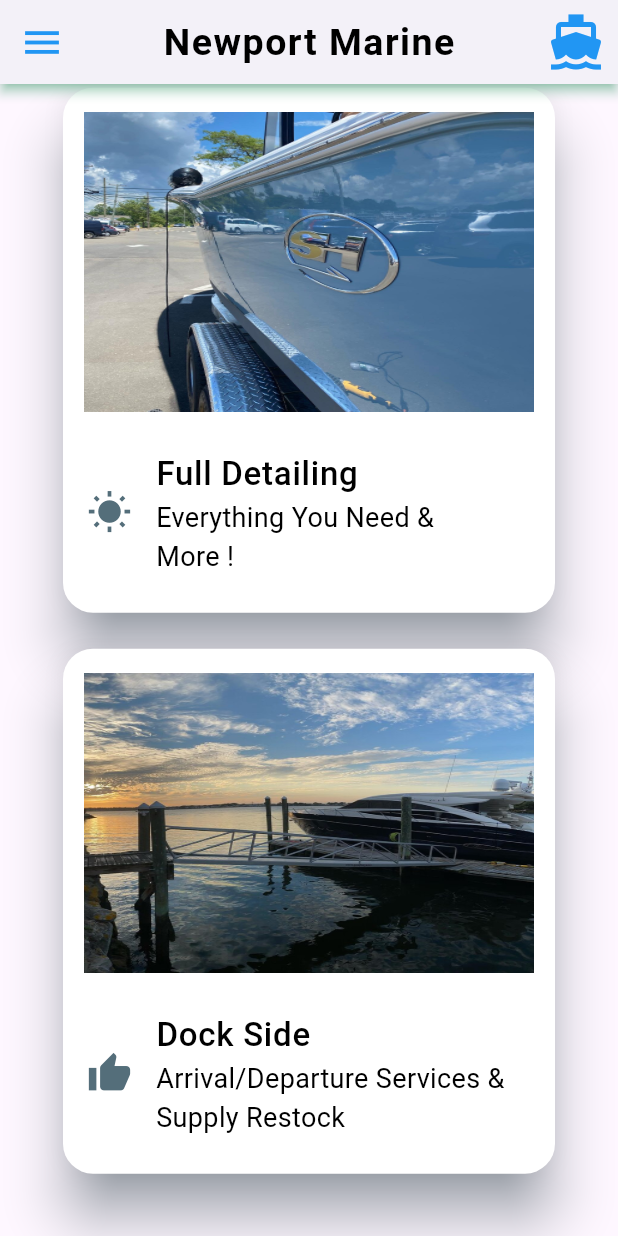
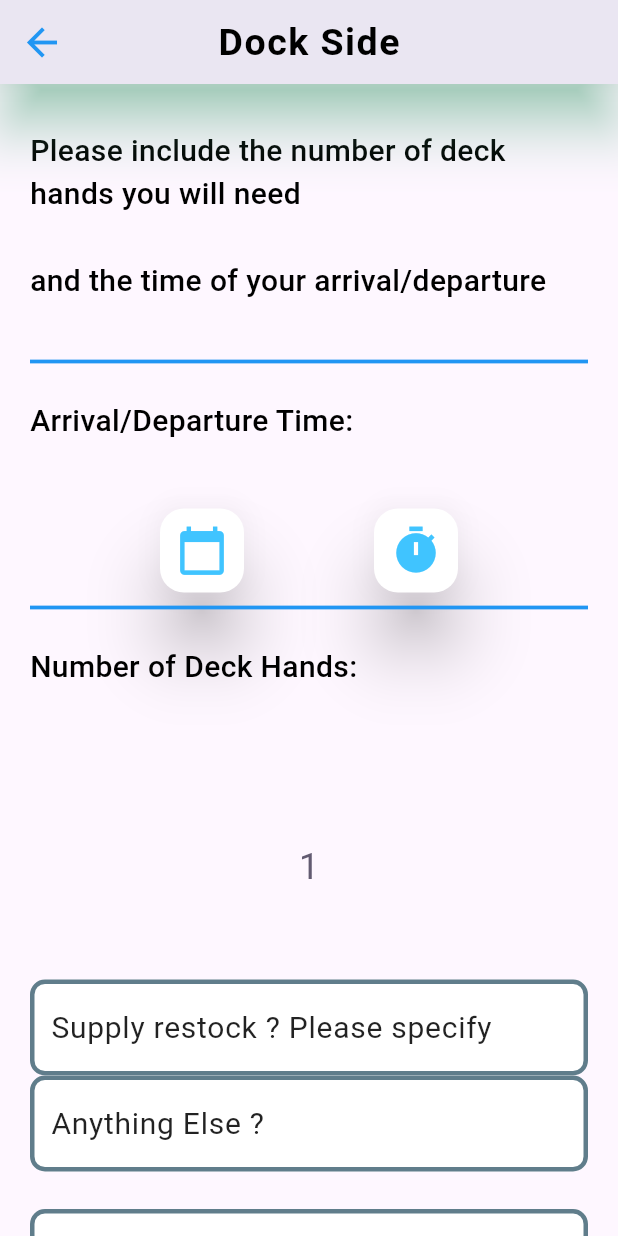
Before and after one commit to gardnerapp/NewportMarineDetailing, a Flutter app: the screen it shows after launch, scrolled down 535 dp, after a tap on "Dock Side", on a phone screen of 412 x 824 dp. Run offline on Flutter 3.47's test engine with Material 3 defaults, Android fonts, the phone set to English and light mode, and no system bars; drawn by our look-alikes of numberpicker; our stand-ins replace shared_preferences.

Commit message:
Finish dockside, add routes for full detail and dockside

```diff
--- a/lib/main.dart
+++ b/lib/main.dart
@@ -1,13 +1,19 @@
 import 'package:flutter/material.dart';
 import 'package:newport_marine/pages/confirmation/confirmation.dart';
 import 'package:newport_marine/pages/create_boat/create_boat.dart';
+import 'package:newport_marine/services/dockside.dart';
 import 'package:newport_marine/services/full_detail.dart';
 import 'package:newport_marine/services/wash/wash.dart';
 
 import 'pages/homepage.dart';
 
 //Todo double check prices on every pages
-// TODO add button for submitting form, save locally on the phone
+// todo api call b4 push to confirm
+// TODO test full detail confirm
+// todo test APU
+// TODO add icon logo
+// todo test dockside page
+// todo create api and test email before dockside, full detailt esting
 
 
 void main() {
@@ -74,6 +80,7 @@ class MyApp extends StatelessWidget {
         '/create_boat': (context) => const CreateBoat(),
         '/wash': (context) => const WashPage(),
         '/full_detail': (context) => const FullDetail(),
+        '/dockside': (context) => const Dockside(),
 
       },
 
--- /dev/null
+++ b/lib/services/dockside.dart
@@ -0,0 +1,149 @@
+import 'package:flutter/material.dart';
+import 'package:newport_marine/services/styles.dart';
+import 'package:numberpicker/numberpicker.dart';
+import 'package:shared_preferences/shared_preferences.dart';
+
+import '../components/form_submit_btn.dart';
+import '../pages/confirmation/confirmation.dart';
+import 'appointments/book_appointment.dart';
+
+class Dockside extends StatefulWidget {
+  const Dockside({super.key});
+
+  @override
+  State<Dockside> createState() => _DocksideState();
+}
+
+class _DocksideState extends State<Dockside> {
+  DateTime selectedDate = DateTime.now();
+  TimeOfDay selectedTime = const TimeOfDay(hour: 07, minute: 00);
+  double cost = 1;
+  late String additionalInstructions = '';
+  Map<String,dynamic> services = {};
+
+  Map<String,dynamic> boatDetails = {};
+  @override
+  Widget build(BuildContext context) {
+
+    getBoat();
+
+    return Scaffold(
+      appBar: AppBar(
+        title: const Text("Dock Side"),
+      ),
+      body: Center(
+        child: ListView(
+          padding: const EdgeInsets.all(20.0),
+          children: [
+            const SizedBox(height: 10.0),
+
+            const InstructionText(instruction: "Please include the number of deck hands you will need\n"),
+
+            const InstructionText(instruction: "and the time of your arrival/departure\n"),
+
+            const Divider(height: 20.0, thickness: 2.5, color: Colors.blue),
+
+            const SizedBox(height: 15.0),
+
+            const InstructionText(instruction: "Arrival/Departure Time:\n"),
+
+            const SizedBox(height: 15.0),
+
+            BookAppointment(
+              handleDateChange: (DateTime date) => setState(() => selectedDate = date),
+              handleTImeChange: (TimeOfDay time) => setState(() => selectedTime = time),
+            ),
+
+            const Divider(height: 20.0, thickness: 2.5, color: Colors.blue),
+
+            const SizedBox(height: 15.0),
+
+            const InstructionText(instruction: "Number of Deck Hands:\n"),
+
+            const SizedBox(height: 15.0),
+
+            NumberPicker(
+              value: 1,
+              minValue: 1,
+              maxValue: 10,
+              step: 10,
+              haptics: true,
+              onChanged: (val) => setState(() => services['Deck Hands'] = val as double),
+            ),
+
+            TextFormField(
+              decoration: textInputDecoration("Supply restock ? Please specify"),
+              onChanged: (val){
+                setState(() {
+                  services['Supply Restock'] = val;
+                });
+              },
+            ),
+
+            TextFormField(
+              decoration: textInputDecoration("Anything Else ?"),
+              onChanged: (val){
+                setState(() {
+                  additionalInstructions = val;
+                });
+              },
+            ),
+
+            const SizedBox(height: 25.0),
+
+            TextFormField(
+              decoration: textInputDecoration("Anything Else ?"),
+              onChanged: (val){
+                setState(() {
+                  additionalInstructions = val;
+                });
+              },
+            ),
+
+            FormSubmitBtn(
+                label: "Dock Side",
+                icon: const Icon(
+                    Icons.directions_boat,
+                    size: 40.0,
+                    color: Colors.lightBlueAccent),
+                onPressed: () {
+                  // make sure there is a boat
+                  if(boatDetails.containsValue(null)){
+                    Navigator.pushNamed(context, '/create_boat');
+                  }else {
+
+                    Navigator.push(context,
+                        MaterialPageRoute(builder: (context) =>
+                            Confirmation(
+                              serviceName: 'Dock Side',
+                              services: services,
+                              date: selectedDate.copyWith(
+                                  hour: selectedTime.hour,
+                                  minute: selectedTime.minute),
+                              cost: cost,
+                              additionalInstructions: additionalInstructions,
+                              boatDetails: boatDetails,
+                            )));
+                  }
+                }
+            )
+          ],
+        ),
+
+      ),
+    );
+  }
+  getBoat() async {
+    // boat length, boat name, location, user name
+    final prefs = await SharedPreferences.getInstance();
+    setState(() {
+      boatDetails['length'] = prefs.getDouble('nm_boat_length');
+      boatDetails['boat_name'] = prefs.getString('nm_boat_name');
+      boatDetails['boat_location'] = prefs.getString('nm_boat_location');
+
+      boatDetails['user_name'] = prefs.getString('nm_user_name');
+      boatDetails['user_phone'] = prefs.getString('nm_user_phone');
+      boatDetails['user_email'] = prefs.getString('nm_user_email');
+    });
+  }
+}
--- a/lib/services/full_detail.dart
+++ b/lib/services/full_detail.dart
@@ -23,7 +23,9 @@ class _FullDetailState extends State<FullDetail> {
 
   @override
   Widget build(BuildContext context) {
+
     getBoat();
+
     return Scaffold(
       appBar: AppBar(title: const Text("Full Detail")),
       body: ListView(
--- a/lib/services/wash/wash.dart
+++ b/lib/services/wash/wash.dart
@@ -8,9 +8,6 @@ import 'package:newport_marine/services/services_reciept.dart';
 import 'package:shared_preferences/shared_preferences.dart';
 import '../styles.dart';
 import 'switch_tile.dart';
-
-// todo api call b4 push to confirm
-// todo make confirmation page look nice !
 
 class WashPage extends StatefulWidget {
   const WashPage({super.key});
@@ -29,6 +26,7 @@ class _WashPageState extends State<WashPage> {
 
   @override
   Widget build(BuildContext context) {
+
     getBoat();
 
     return  Scaffold(
--- a/pubspec.yaml
+++ b/pubspec.yaml
@@ -37,6 +37,7 @@ dependencies:
   cupertino_icons: ^1.0.2
   shared_preferences: ^2.2.3
   intl: ^0.19.0
+  numberpicker: ^2.1.2
 
 dev_dependencies:
   flutter_test:
```
Also changed, not shown: lib/pages/homepage.dart (+6 -2 lines), pubspec.lock.
